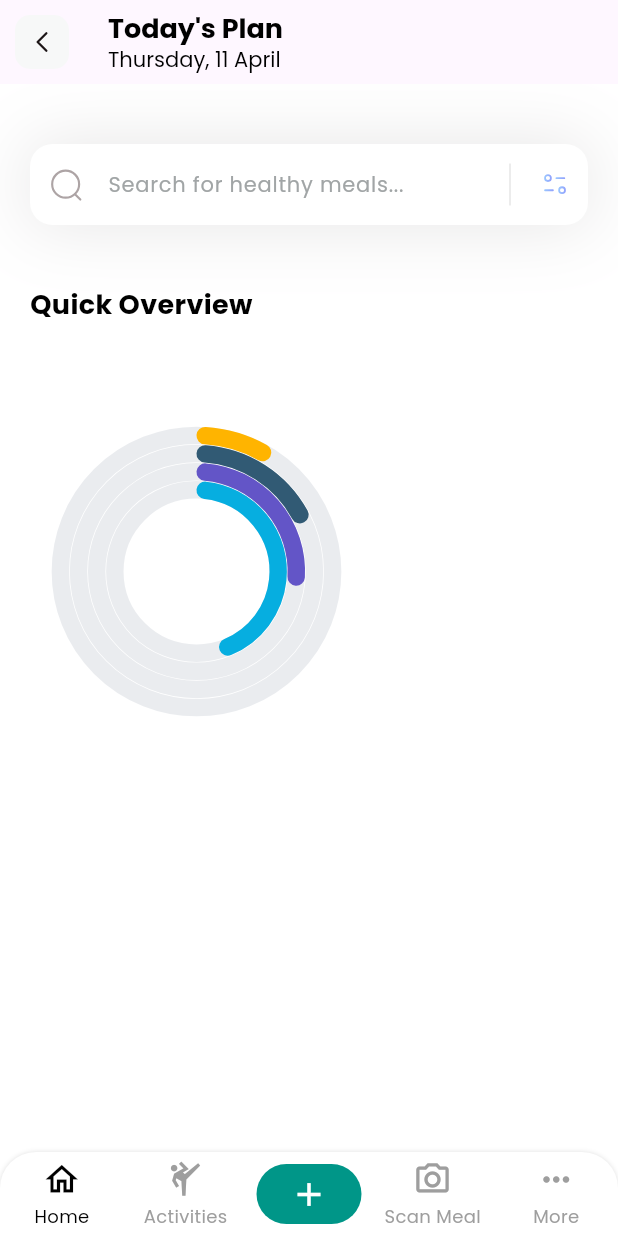
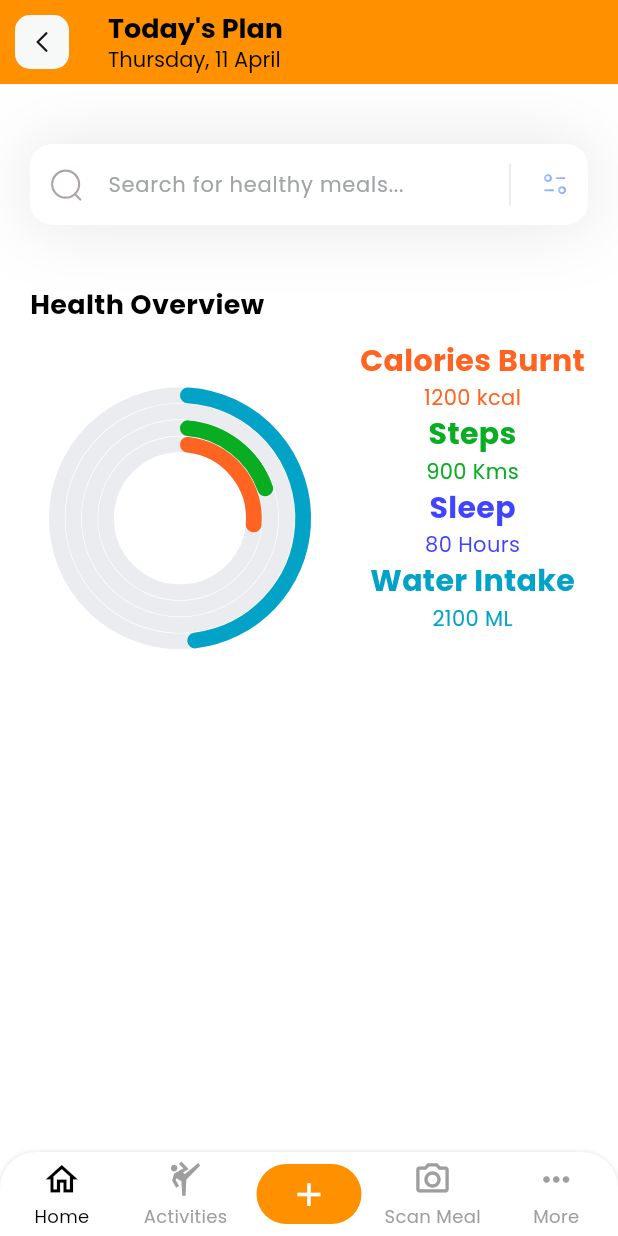
Before and after one commit to Vishvak12/myfitness_app, a Flutter app: the screen it shows after launch, on a phone screen of 412 x 824 dp. Run offline on Flutter 3.47's test engine with Material 3 defaults, Android fonts, the phone set to English and light mode, and no system bars; drawn by our look-alikes of persistent_bottom_nav_bar; our stand-ins replace camera, flutter_svg, syncfusion_flutter_charts; missing offline and left inert: pie_menu.

Commit message:
graph legend khudka, have to add max limit for graph, minor changes to navbar

```diff
--- a/lib/navbar.dart
+++ b/lib/navbar.dart
@@ -11,7 +11,7 @@ import 'package:pie_menu/pie_menu.dart';
 
 
 List<Widget> _buildScreens() {
-  return [ const DashBoard(),const ActivitiesPage(),Container(),const CameraPage(), DashBoard(),
+  return [ const DashBoard(),const ActivitiesPage(),Container(),const CameraPage(), const DashBoard(),
   ];
 }
 
@@ -132,7 +132,7 @@ List<PersistentBottomNavBarItem> _navBarsItems(BuildContext context) {
         ],
         child: const Icon(Icons.add),
       ),
-      activeColorPrimary: Colors.teal,
+      activeColorPrimary: const Color(0xFFFF9000),
       inactiveColorPrimary: Colors.black,
     ),
     PersistentBottomNavBarItem(
--- a/lib/pages/activities.dart
+++ b/lib/pages/activities.dart
@@ -22,6 +22,7 @@ class ActivitiesPage extends StatelessWidget {
 
   AppBar appBar() {
     return AppBar(
+      backgroundColor: const Color(0xFFFF9000),
       title: const Column(
         children: [
           Text('Activities',
@@ -32,7 +33,9 @@ class ActivitiesPage extends StatelessWidget {
           ),),
         ],
       ),leading: GestureDetector(
-        onTap: () {
+        onTap: (
+
+            ) {
 
         },
         child: Container(
--- a/lib/pages/dashboard.dart
+++ b/lib/pages/dashboard.dart
@@ -2,14 +2,14 @@ import 'package:flutter/material.dart';
 import 'package:flutter_svg/svg.dart';
 import 'package:myfitness_app/models/category_model.dart';
 import 'package:syncfusion_flutter_charts/charts.dart';
-final Uri _url = Uri.parse('https://www.youtube.com/watch?v=dQw4w9WgXcQ&pp=ygUIcmlja3JvbGw%3D');
+//final Uri _url = Uri.parse('https://www.youtube.com/watch?v=dQw4w9WgXcQ&pp=ygUIcmlja3JvbGw%3D');
 
 
 List<ChartData> chartData = [
-  ChartData('A', 50),
-  ChartData('B', 30),
-  ChartData('C', 20),
-  ChartData('D', 10),
+  ChartData('Calories Burnt', 1200),
+  ChartData('Steps', 900),
+  ChartData('Sleep', 80),
+  ChartData('Water Intake', 2100),
 ];
 
 class ChartData {
@@ -17,6 +17,60 @@ class ChartData {
   final int y;
 
   ChartData(this.x, this.y);
+}
+
+class ChartDataText extends StatelessWidget {
+  final ChartData data;
+  final Color color;
+  final String unit;
+
+  const ChartDataText({super.key, required this.data, required this.color, required this.unit});
+
+  @override
+  Widget build(BuildContext context) {
+    return Column(
+      children: [
+        Text(
+          data.x,
+          style: TextStyle(
+            color: color,
+            fontSize: 20,
+            fontWeight: FontWeight.bold,
+          ),
+        ),
+        Text(
+          '${data.y} $unit',
+          style: TextStyle(
+            color: color,
+            fontSize: 14,
+          ),
+        ),
+      ],
+    );
+  }
+}
+
+List<Widget> _getChartDataTexts() {
+  final List<Widget> texts = [];
+  final List<Color> colors = [
+    const Color(0xFFFF6422),
+    const Color(0xFF08AD21),
+    const Color(0xFF4043FF),
+    const Color(0xFF03A3C7),
+  ];
+  final List<String> units = ['kcal', 'Kms', 'Hours', 'ML'];
+
+  for (int i = 0; i < chartData.length; i++) {
+    texts.add(
+      ChartDataText(
+        data: chartData[i],
+        color: colors[i],
+        unit: units[i],
+      ),
+    );
+  }
+
+  return texts;
 }
 
 class DashBoard extends StatefulWidget {
@@ -47,8 +101,7 @@ class _DashBoardState extends State<DashBoard> {
 
       appBar: appBar(),
       backgroundColor: Colors.white,
-      body: Column(
-
+      body: ListView(
         children: [
           _searchField(),
           const SizedBox(height: 40,),
@@ -58,7 +111,7 @@ class _DashBoardState extends State<DashBoard> {
               const Padding(
                 padding: EdgeInsets.only(left:20),
                 child: Text(
-                  'Quick Overview',
+                  'Health Overview',
                   style: TextStyle(
                     color: Colors.black,
                     fontSize: 18,
@@ -66,34 +119,93 @@ class _DashBoardState extends State<DashBoard> {
                   ),
                 ),
               ),
-              const SizedBox(height: 15,),
+              const SizedBox(height: 10,),
               SizedBox(
-              height: 300,
+              height: 239,
 
               child: Padding(
-                padding: const EdgeInsets.only(right: 150),
-                child: Center(
-                    child:
-                       SfCircularChart(
+                padding: const EdgeInsets.only(right: 20),
+                child: Row(
+                  children: [
+                    SizedBox(
+                      width: 240,
+                      child: SfCircularChart(
+                          legend: Legend(
+                            isVisible: false,
+                            legendItemBuilder: (String name, dynamic series, dynamic point, int index) {
+                              Color color;
+                              switch (name) {
+                                case 'Calories Burnt':
+                                  color = const Color(0xFFFF6422);
+                                  break;
+                                case 'Steps':
+                                  color = const Color(0xFF08AD21);
+                                  break;
+                                case 'Sleep':
+                                  color = const Color(0xFF4043FF);
+                                  break;
+                                case 'Water Intake':
+                                  color = const Color(0xFF03A3C7);
+                                  break;
+                                default:
+                                  color = Colors.black;
+                              }
+                              return Row(
+                                children: <Widget>[
+                                  Container(
+                                    height: 10,
+                                    width: 10,
+                                    decoration: BoxDecoration(
+                                      shape: BoxShape.circle,
+                                      color: color,
+                                    ),
+                                  ),
+                                  Padding(
+                                    padding: const EdgeInsets.only(left: 5),
+                                    child: Text(name),
+                                  ),
+                                ],
+                              );
+                            },
+                          ),
                           series: <CircularSeries>[
-                              // Renders radial bar chart
                             RadialBarSeries<ChartData, String>(
                               dataSource: chartData,
                               xValueMapper: (ChartData data, _) => data.x,
                               yValueMapper: (ChartData data, _) => data.y,
+                              pointColorMapper: (ChartData data, _) => _getPointColor(data),
                               cornerStyle: CornerStyle.bothCurve,
+
                             )
                           ]
-                        )
+                      ),
+                    ),
+                    Column(
+                      children: _getChartDataTexts(),
+                    ),
+                  ],
                 ),
               ),
               ),
-
             ],
-          )
+          ),
         ],
       ),
     );
+  }
+  Color _getPointColor(ChartData data) {
+    switch (data.x) {
+      case 'Calories Burnt':
+        return const Color(0xFFFF6422);
+      case 'Steps':
+        return const Color(0xFF08AD21);
+      case 'Sleep':
+        return const Color(0xFF4043FF);
+      case 'Water Intake':
+        return const Color(0xFF03A3C7);
+      default:
+        return Colors.black;
+    }
   }
 
   Container _searchField() {
@@ -156,6 +268,7 @@ class _DashBoardState extends State<DashBoard> {
   }
   AppBar appBar() {
   return AppBar(
+    backgroundColor: const Color(0xFFFF9000),
     title: Column(
       crossAxisAlignment: CrossAxisAlignment.start,
       children: [
```
Lines whose indentation alone changed are shown as unchanged.
